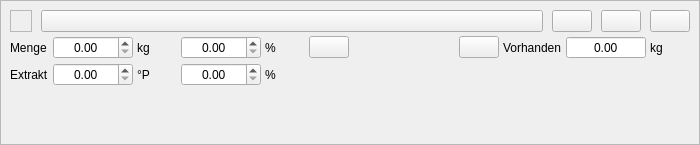
kleiner-brauhelfer/kleiner-brauhelfer-2, file kleiner-brauhelfer/widgets/wdgmalzgabe.ui: the form before one commit.
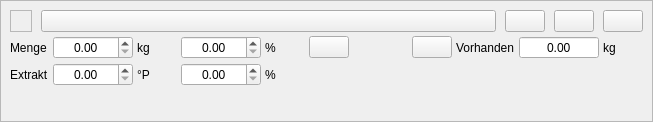
The form after the commit. Icons and pictures are not drawn. Custom widgets are drawn as their Qt base class.

```diff
--- a/kleiner-brauhelfer/widgets/wdgmalzgabe.ui
+++ b/kleiner-brauhelfer/widgets/wdgmalzgabe.ui
@@ -6,8 +6,8 @@
    <rect>
     <x>0</x>
     <y>0</y>
-    <width>700</width>
-    <height>145</height>
+    <width>653</width>
+    <height>122</height>
    </rect>
   </property>
   <property name="sizePolicy">
```
